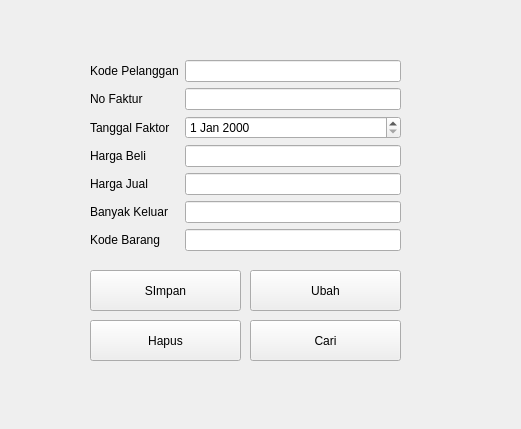
Before: the Qt Designer form formpenjualan.ui in fiqrianwar1/SistemInformasiPertanian, drawn with Qt 5.
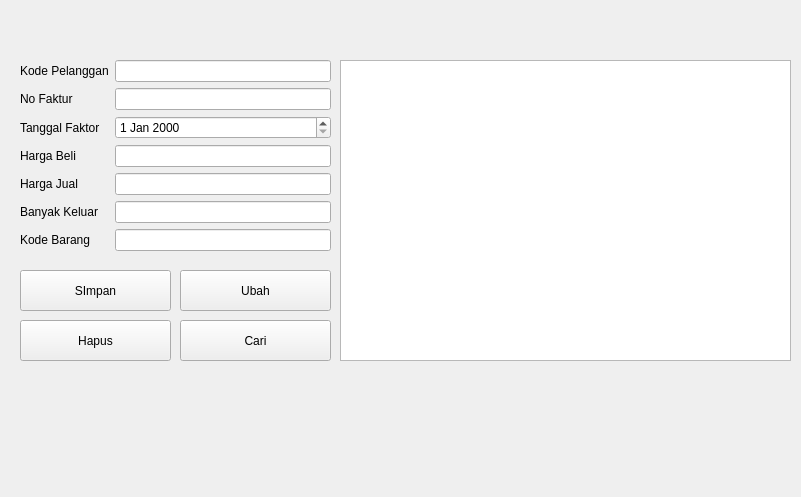
After: the same form once the commit is applied.

```diff
--- a/formpenjualan.ui
+++ b/formpenjualan.ui
@@ -6,8 +6,8 @@
    <rect>
     <x>0</x>
     <y>0</y>
-    <width>521</width>
-    <height>429</height>
+    <width>801</width>
+    <height>497</height>
    </rect>
   </property>
   <property name="windowTitle">
@@ -16,7 +16,7 @@
   <widget class="QWidget" name="formLayoutWidget">
    <property name="geometry">
     <rect>
-     <x>90</x>
+     <x>20</x>
      <y>60</y>
      <width>311</width>
      <height>201</height>
@@ -98,7 +98,7 @@
   <widget class="QPushButton" name="pushButton_2">
    <property name="geometry">
     <rect>
-     <x>250</x>
+     <x>180</x>
      <y>270</y>
      <width>151</width>
      <height>41</height>
@@ -111,7 +111,7 @@
   <widget class="QPushButton" name="pushButton">
    <property name="geometry">
     <rect>
-     <x>90</x>
+     <x>20</x>
      <y>270</y>
      <width>151</width>
      <height>41</height>
@@ -124,7 +124,7 @@
   <widget class="QPushButton" name="pushButton_3">
    <property name="geometry">
     <rect>
-     <x>250</x>
+     <x>180</x>
      <y>320</y>
      <width>151</width>
      <height>41</height>
@@ -137,7 +137,7 @@
   <widget class="QPushButton" name="pushButton_4">
    <property name="geometry">
     <rect>
-     <x>90</x>
+     <x>20</x>
      <y>320</y>
      <width>151</width>
      <height>41</height>
@@ -147,6 +147,16 @@
     <string>Hapus</string>
    </property>
   </widget>
+  <widget class="QTableView" name="tablePenjualan">
+   <property name="geometry">
+    <rect>
+     <x>340</x>
+     <y>60</y>
+     <width>451</width>
+     <height>301</height>
+    </rect>
+   </property>
+  </widget>
  </widget>
  <resources/>
  <connections/>
```
